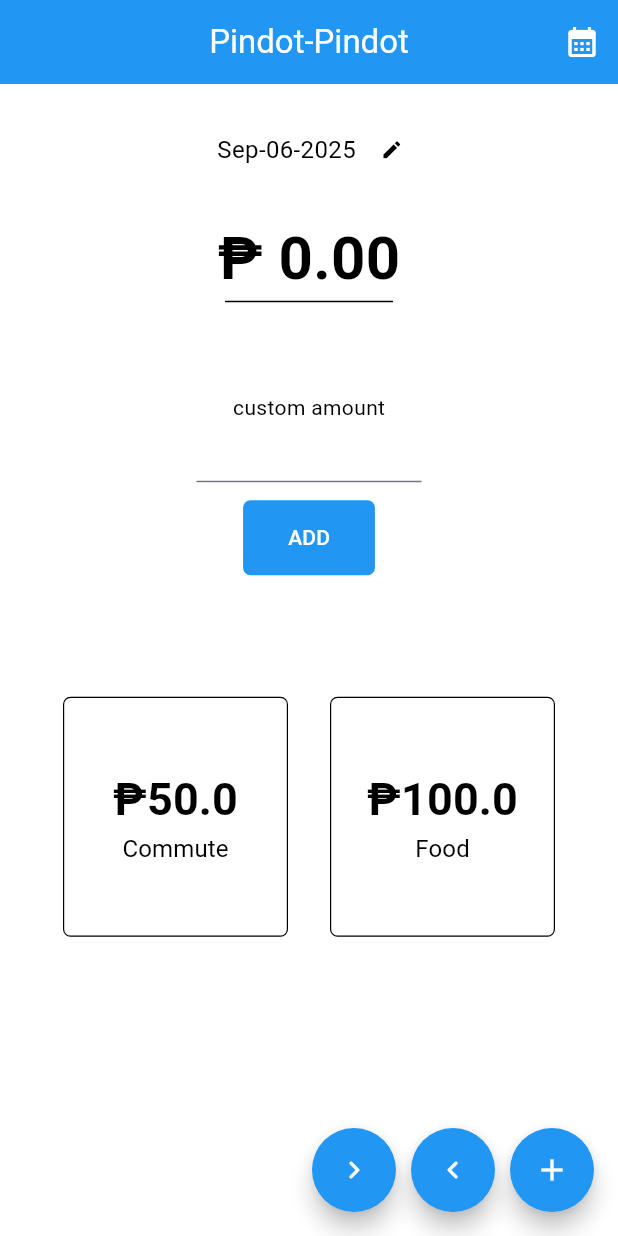
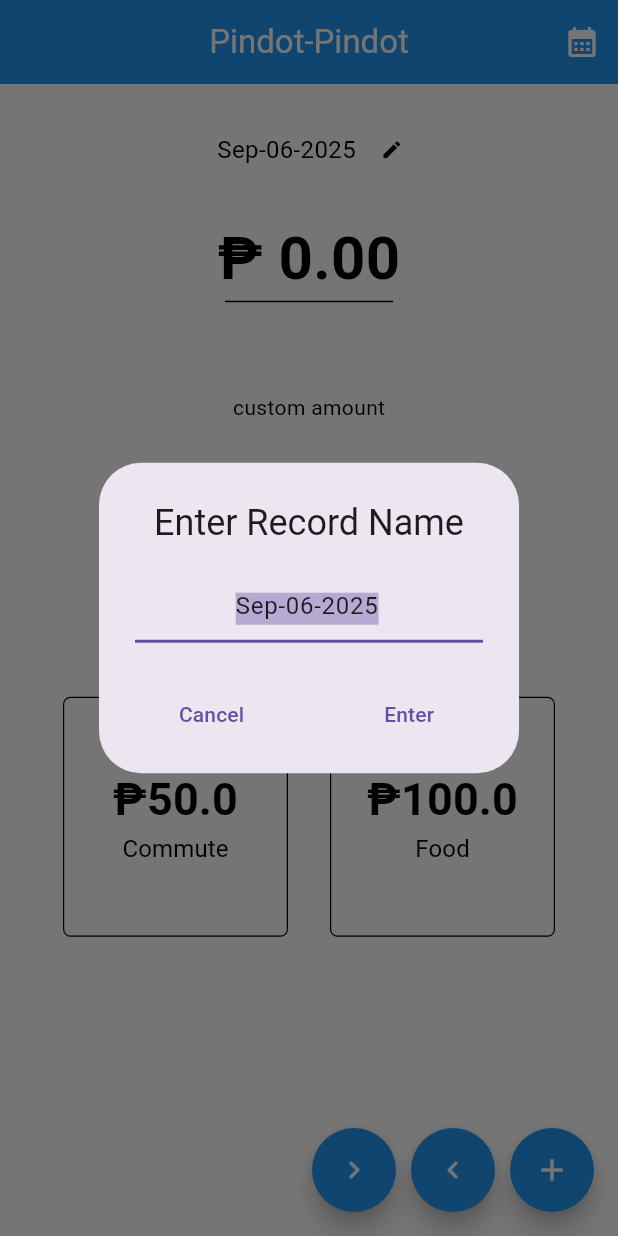
Before and after one commit to p-ragudo/Stupid-Simple-Expense-Tracker, a Flutter app: the screen it shows after launch, after a tap on the "edit" icon, on a phone screen of 412 x 824 dp. Run offline on Flutter 3.47's test engine with Material 3 defaults, Android fonts, the light colour scheme and no system bars; our stand-ins replace shared_preferences.

Commit message:
date label editing

```diff
--- a/lib/home.dart
+++ b/lib/home.dart
@@ -1,5 +1,6 @@
 import 'dart:convert';
 
+import 'package:flutter/cupertino.dart';
 import 'package:flutter/material.dart';
 import 'package:intl/intl.dart';
 import 'expense_card.dart';
@@ -20,6 +21,7 @@ class _HomeState extends State<Home> {
   static const double floatingButtonsSpacing = 10;
 
   late Record record;
+  late final SharedPreferences prefs;
 
   @override
   void initState() {
@@ -29,7 +31,7 @@ class _HomeState extends State<Home> {
   }
 
   void _initDate() async {
-    final prefs = await SharedPreferences.getInstance();
+    prefs = await SharedPreferences.getInstance();
 
     final todayId = DateFormat("MMM-dd-yyyy").format(DateTime.now());
     String? savedDateStateID = prefs.getString('savedDateStateID');
@@ -134,8 +136,55 @@ class _HomeState extends State<Home> {
                 color: Colors.black,
                 size: 15,
               ),
-              onPressed: () {
-                // TO DO
+              onPressed: () async {
+                final controller = TextEditingController(
+                  text: record.label == '' || record.label.isEmpty ? record.id : record.label
+                );
+
+                WidgetsBinding.instance.addPostFrameCallback((_) {
+                  controller.selection = TextSelection(
+                    baseOffset: 0,
+                    extentOffset: controller.text.length,
+                  );
+                });
+
+                String? newLabel = await showDialog<String>(
+                  context: context,
+                  builder: (context) {
+                    return AlertDialog(
+                      title: Text("Enter Record Name", textAlign: TextAlign.center),
+                      content: TextField(
+                        controller: controller,
+                        decoration: InputDecoration(hintText: "EnterLabel"),
+                        autofocus: true,
+                        textAlign: TextAlign.center,
+                      ),
+                      actionsAlignment: MainAxisAlignment.center,
+                      actionsPadding: EdgeInsets.only(bottom: 15),
+                      actions: [
+                        TextButton(
+                          onPressed: () => Navigator.pop(context, null),
+                          child: Text("Cancel"),
+                        ),
+                        SizedBox(width: 50),
+                        TextButton(
+                          onPressed: () => Navigator.pop(context, controller.text.trim()),
+                          child: Text("Enter"),
+                        )
+                      ],
+                    );
+                  },
+                );
+
+                controller.dispose();
+
+                if(newLabel != null && newLabel.isNotEmpty) {
+                  setState(() {
+                    record.label = newLabel;
+                  });
+                }
+
+                prefs.setString(record.id, jsonEncode(record.toJson()));
               },
             ),
           ],),
```
Also changed, not shown: 1 other file.
